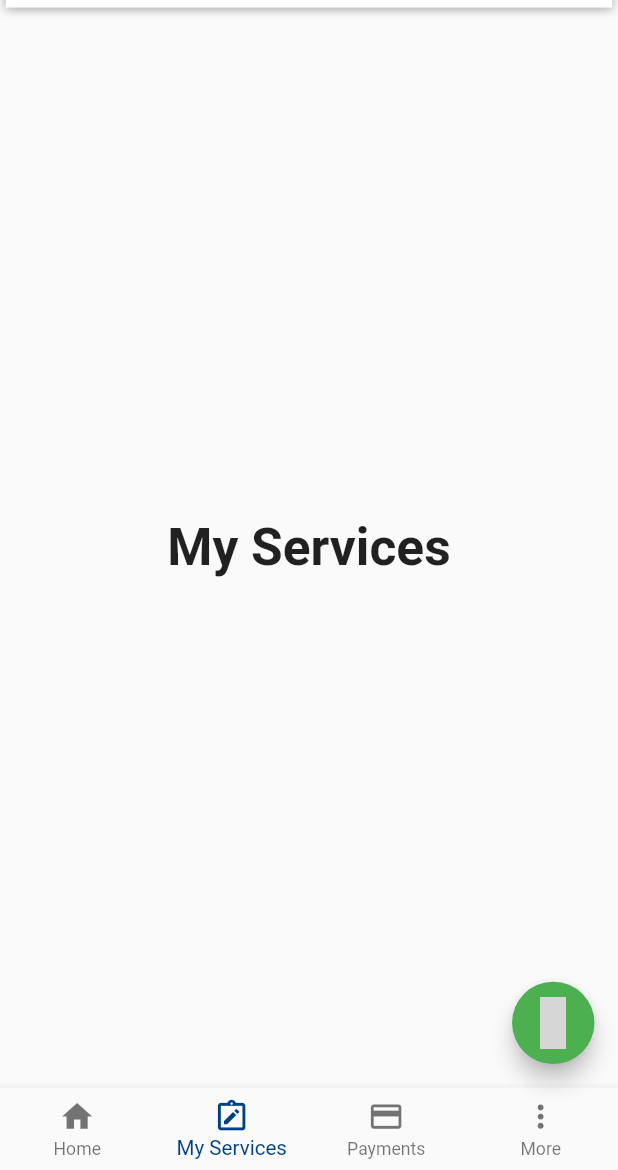
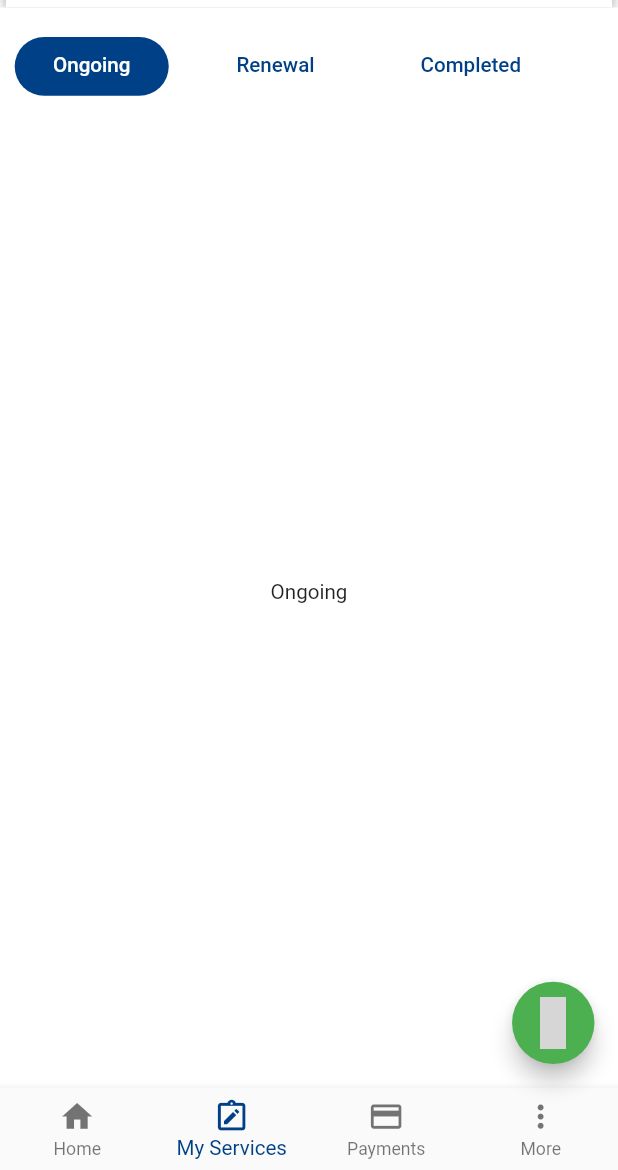
Before and after one commit to parthh75/igli_app, a Flutter app: the screen it shows after launch, item 2 of the bottom bar chosen, on a phone screen of 412 x 824 dp, the part 66-1236 px from its top. Run offline on Flutter 3.47's test engine with Material 2 defaults, Android fonts, the phone set to English and light mode, and no system bars; our stand-ins replace get, google_fonts, responsive_framework; statements that could not run were skipped; grey boxes are pictures that could not be loaded.

Commit message:
Rahul 5/11/2022

```diff
--- a/lib/view/main_screen.dart
+++ b/lib/view/main_screen.dart
@@ -1,8 +1,10 @@
 import 'package:flutter/material.dart';
 import 'package:get/get.dart';
 import 'package:igli_financial/view/more/more_main.dart';
+import 'package:igli_financial/view/more/myServices.dart';
 
 import '../utilities/colors.dart';
+import 'more/payment.dart';
 
 class MainScreen extends StatefulWidget {
   const MainScreen({super.key});
@@ -19,8 +21,8 @@ class _MainScreenState extends State<MainScreen> {
   int _selectedIndex = 3;
   static const List<Widget> _widgetOptions = <Widget>[
     Text('Home Page', style: TextStyle(fontSize: 35, fontWeight: FontWeight.bold)),
-    Text('My Services', style: TextStyle(fontSize: 35, fontWeight: FontWeight.bold)),
-    Text('Payments', style: TextStyle(fontSize: 35, fontWeight: FontWeight.bold)),
+    MyServicesScreen(),
+    PaymentsScreen(),
     MoreScreen()
   ];
 
--- /dev/null
+++ b/lib/view/more/myServices.dart
@@ -0,0 +1,127 @@
+import 'package:flutter/material.dart';
+import 'package:get/get.dart';
+import 'package:igli_financial/utilities/colors.dart';
+
+class MyServicesScreen extends StatefulWidget {
+  const MyServicesScreen({Key? key}) : super(key: key);
+
+  @override
+  State<MyServicesScreen> createState() => _MyServicesScreenState();
+}
+
+class _MyServicesScreenState extends State<MyServicesScreen> {
+  List<Tab> tabs = [
+    Tab(child: Text("Ongoing").paddingSymmetric(horizontal: 20)),
+    Tab(child: Text("Renewal").paddingSymmetric(horizontal: 20)),
+    Tab(child: Text("Completed").paddingSymmetric(horizontal: 20)),
+    Tab(child: Text("Colsed").paddingSymmetric(horizontal: 20)),
+
+  ];
+
+  List<Widget> tabsContent = [
+    OngoingTab(),
+    RenewalTab(),
+    CompletedTab(),
+    ClosedTab()
+  ];
+
+  @override
+  Widget build(BuildContext context) {
+    return DefaultTabController(
+      length: tabs.length,
+      child: Scaffold(
+
+        backgroundColor: colorFFFFFF,
+        body: Column(
+          crossAxisAlignment: CrossAxisAlignment.start,
+          children: [
+            SizedBox(height: 20),
+            PreferredSize(
+              preferredSize: Size.fromHeight(30),
+              child: Container(
+                height: 40,
+                color: colorFFFFFF,
+                child: TabBar(
+
+                  indicatorColor: Colors.black,
+                  isScrollable: true,
+                  tabs: tabs,
+                  labelColor: colorFFFFFF,
+                  indicator: BoxDecoration(borderRadius: BorderRadius.circular(100),color: colorPrimary),
+                  indicatorPadding: EdgeInsets.symmetric(horizontal: 10),
+                  unselectedLabelColor:colorPrimary ,
+                  //labelStyle: TextStyle(fontSize: 15,fontWeight: FontWeight.w500),
+
+
+                ),
+              ),
+            ),
+            Expanded(
+              child: TabBarView(
+                children: tabsContent,
+              ),
+            ),
+          ],
+        ),
+      ),
+    );
+  }
+}
+
+
+class OngoingTab extends StatefulWidget {
+  const OngoingTab({Key? key}) : super(key: key);
+
+  @override
+  State<OngoingTab> createState() => _OngoingTabState();
+}
+
+class _OngoingTabState extends State<OngoingTab> {
+  @override
+  Widget build(BuildContext context) {
+    return Center(child: Container(child: Text("Ongoing"),));
+  }
+}
+
+
+class RenewalTab extends StatefulWidget {
+  const RenewalTab({Key? key}) : super(key: key);
+
+  @override
+  State<RenewalTab> createState() => _RenewalTabState();
+}
+
+class _RenewalTabState extends State<RenewalTab> {
+  @override
+  Widget build(BuildContext context) {
+    return Center(child: Container(child: Text("Renewal"),));
+  }
+}
+
+class CompletedTab extends StatefulWidget {
+  const CompletedTab({Key? key}) : super(key: key);
+
+  @override
+  State<CompletedTab> createState() => _CompletedTabState();
+}
+
+class _CompletedTabState extends State<CompletedTab> {
+  @override
+  Widget build(BuildContext context) {
+    return Center(child: Container(child: Text("Completed"),));
+  }
+}
+
+class ClosedTab extends StatefulWidget {
+  const ClosedTab({Key? key}) : super(key: key);
+
+  @override
+  State<ClosedTab> createState() => _ClosedTabState();
+}
+
+class _ClosedTabState extends State<ClosedTab> {
+  @override
+  Widget build(BuildContext context) {
+    return Center(child: Container(child: Text("Closed"),));
+  }
+}
--- a/pubspec.yaml
+++ b/pubspec.yaml
@@ -70,6 +70,7 @@ dependencies:
   provider: ^6.0.2
   flutter_typeahead: ^3.2.4
   package_info_plus: ^1.4.3
+  tab_indicator_styler: ^2.0.0
 
 
 dev_dependencies:
```
Also changed, not shown: lib/view/more/payment.dart (added, +98 -0 lines), pubspec.lock, 1 other file.
